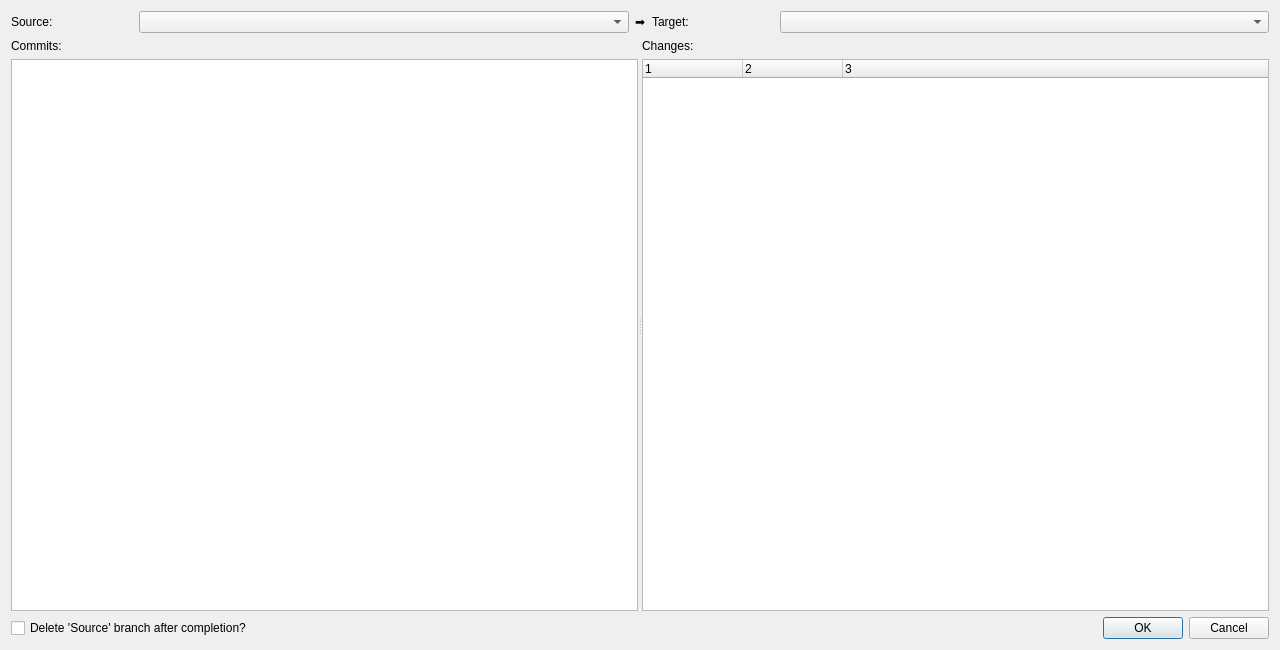
The window that geovcs/asset/form/dialog_merge_branch.ui (teofilosalgado/geovcs-qgis-plugin) describes before a commit, drawn with Qt 5.
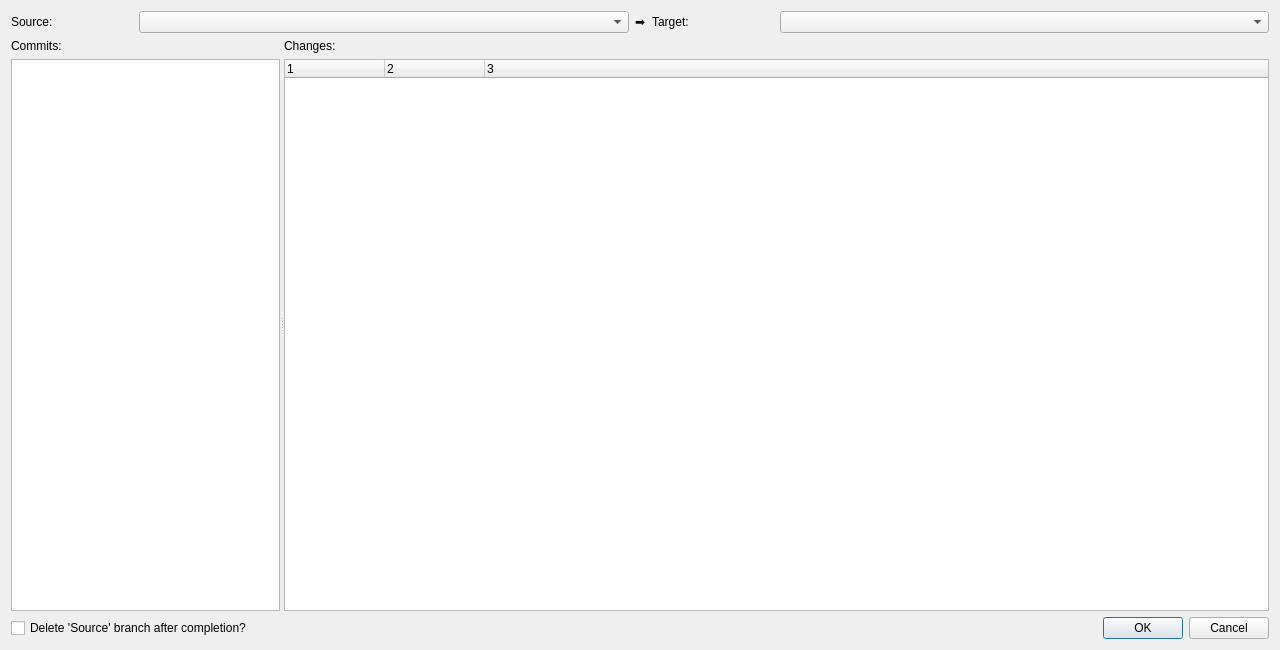
The same window after the commit.

Commit message: Better OGR datasource object initialization.

Diff of the .ui file:
```diff
--- a/geovcs/asset/form/dialog_merge_branch.ui
+++ b/geovcs/asset/form/dialog_merge_branch.ui
@@ -106,7 +106,14 @@
         </widget>
        </item>
        <item>
-        <widget class="QTableView" name="table_commits"/>
+        <widget class="QTableView" name="table_commits">
+         <property name="sizeAdjustPolicy">
+          <enum>QAbstractScrollArea::SizeAdjustPolicy::AdjustToContentsOnFirstShow</enum>
+         </property>
+         <attribute name="horizontalHeaderStretchLastSection">
+          <bool>true</bool>
+         </attribute>
+        </widget>
        </item>
       </layout>
      </widget>
```
Left out of the diff: 15 changed lines with no effect on the pictures. The commit also changes 2 other files.
